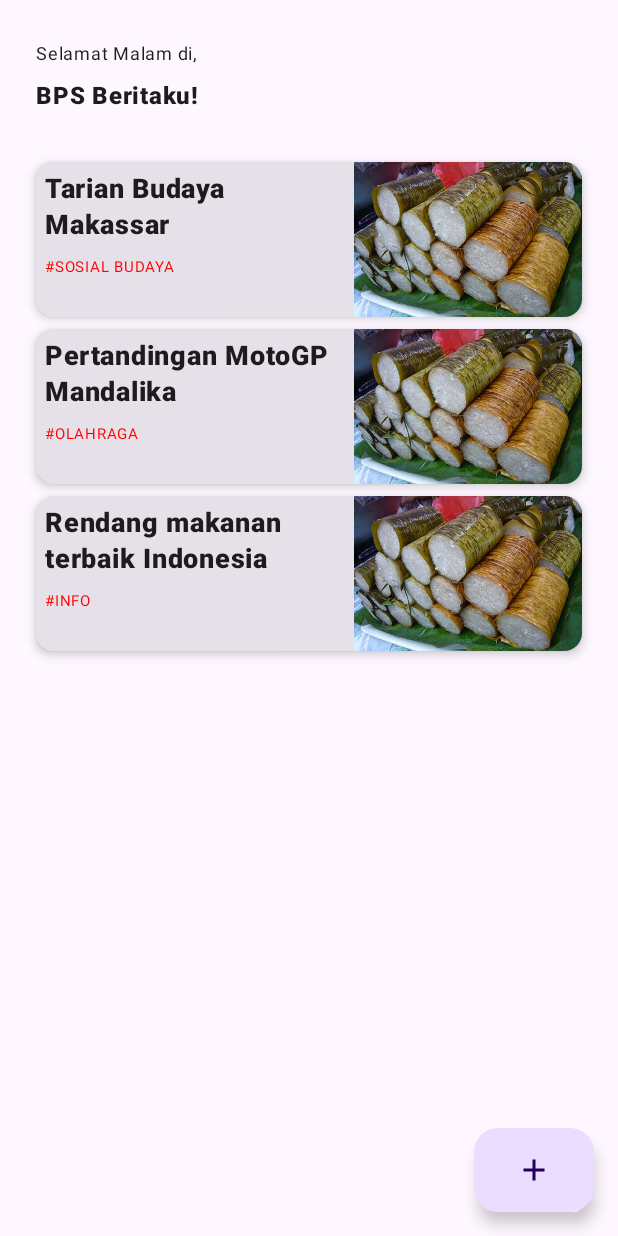
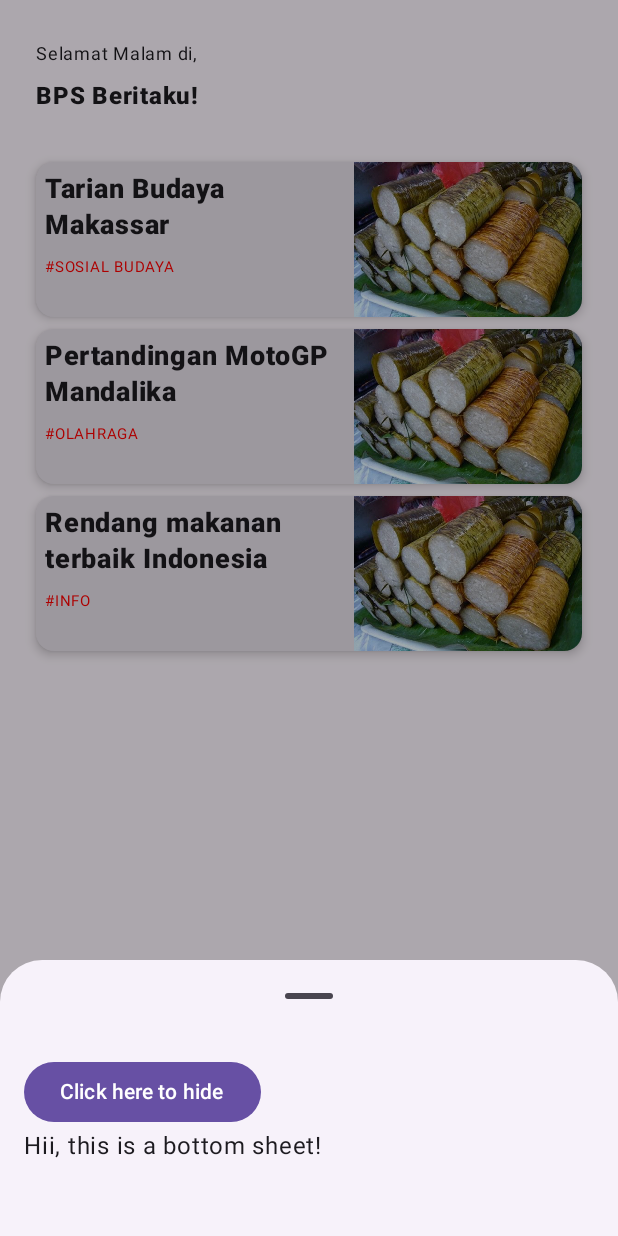
Before and after one commit to sanggar-id/bps, an Android app built with Jetpack Compose: the screen it shows after launch (HomeActivity), after a tap on "add", on a phone screen of 412 x 824 dp. Run offline under Robolectric (Android 15) with nearby library versions, the phone set to English and light mode, and no system bars; our stand-ins replace Dagger/Hilt's generated code.

Commit message:
feat: create a NewsBottomSheet

```diff
--- a/features/home/src/main/java/com/isfa/home/ui/HomeActivity.kt
+++ b/features/home/src/main/java/com/isfa/home/ui/HomeActivity.kt
@@ -11,6 +11,10 @@ import androidx.compose.material3.ExtendedFloatingActionButton
 import androidx.compose.material3.Icon
 import androidx.compose.material3.MaterialTheme
 import androidx.compose.material3.Scaffold
+import androidx.compose.runtime.getValue
+import androidx.compose.runtime.mutableStateOf
+import androidx.compose.runtime.remember
+import androidx.compose.runtime.setValue
 import androidx.compose.ui.Modifier
 import dagger.hilt.android.AndroidEntryPoint
 
@@ -23,10 +27,16 @@ class HomeActivity : AppCompatActivity() {
         super.onCreate(savedInstanceState)
 
         setContent {
+            var hasBottomSheetShown by remember { mutableStateOf(false) }
+
             MaterialTheme {
                 Scaffold(
                     floatingActionButton = {
-                        ExtendedFloatingActionButton(onClick = {}) {
+                        ExtendedFloatingActionButton(
+                            onClick = {
+                                hasBottomSheetShown = true
+                            }
+                        ) {
                             Icon(imageVector = Icons.Filled.Add, contentDescription = "add")
                         }
                     }
@@ -35,6 +45,14 @@ class HomeActivity : AppCompatActivity() {
                         viewModel = viewModel,
                         modifier = Modifier.padding(paddingValues)
                     )
+
+                    if (hasBottomSheetShown) {
+                        NewsBottomSheet(
+                            onSheetDismiss = {
+                                hasBottomSheetShown = false
+                            }
+                        )
+                    }
                 }
             }
         }
--- /dev/null
+++ b/features/home/src/main/java/com/isfa/home/ui/NewsBottomSheet.kt
@@ -0,0 +1,47 @@
+package com.isfa.home.ui
+
+import androidx.compose.foundation.layout.PaddingValues
+import androidx.compose.foundation.layout.Spacer
+import androidx.compose.foundation.layout.padding
+import androidx.compose.foundation.lazy.LazyColumn
+import androidx.compose.material3.Button
+import androidx.compose.material3.ExperimentalMaterial3Api
+import androidx.compose.material3.ModalBottomSheet
+import androidx.compose.material3.Text
+import androidx.compose.material3.rememberModalBottomSheetState
+import androidx.compose.runtime.Composable
+import androidx.compose.ui.Modifier
+import androidx.compose.ui.unit.dp
+
+@OptIn(ExperimentalMaterial3Api::class)
+@Composable
+fun NewsBottomSheet(onSheetDismiss: () -> Unit) {
+    val sheetState = rememberModalBottomSheetState()
+
+    ModalBottomSheet(
+        onDismissRequest = { onSheetDismiss() },
+        sheetState = sheetState
+    ) {
+        LazyColumn(
+            contentPadding = PaddingValues(16.dp)
+        ) {
+            item {
+                Button(
+                    onClick = {
+
+                    }
+                ) {
+                    Text(text = "Click here to hide")
+                }
+            }
+
+            item {
+                Text(text = "Hii, this is a bottom sheet!")
+            }
+
+            item {
+                Spacer(modifier = Modifier.padding(bottom = 32.dp))
+            }
+        }
+    }
+}
```
